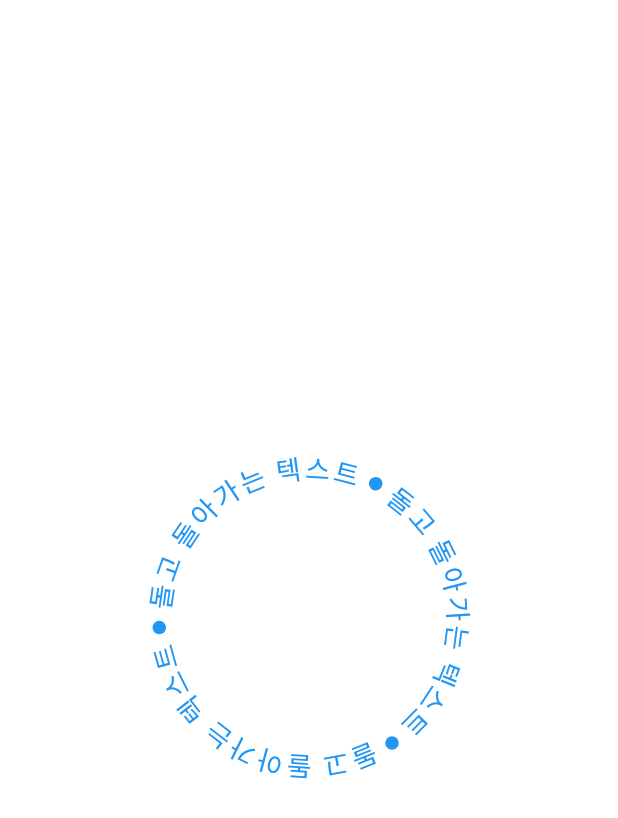
After one commit to JooSeunghyeon/Flutter-Animation, a Flutter app: the screen it shows after launch, after a tap on "TextRotate", on a phone screen of 412 x 824 dp. The commit adds this screen. Shown: the top 818 px of the screen. Run offline on Flutter 3.47's test engine with Material 3 defaults, Android fonts, the phone set to English and light mode, and no system bars.

Commit message:
TextRotate 추가

```diff
--- /dev/null
+++ b/lib/fx_12_rotating_text/text_rotate.dart
@@ -0,0 +1,173 @@
+import 'dart:math' as math;
+import 'package:flutter/material.dart';
+
+class RotatingTextWidget extends StatefulWidget {
+  final String text;
+  final double radius;
+  final TextStyle textStyle;
+  final Duration rotationDuration;
+
+  const RotatingTextWidget({
+    super.key,
+    required this.text,
+    required this.radius,
+    required this.textStyle,
+    required this.rotationDuration,
+  });
+
+  @override
+  _RotatingTextWidgetState createState() => _RotatingTextWidgetState();
+}
+
+class _RotatingTextWidgetState extends State<RotatingTextWidget>
+    with SingleTickerProviderStateMixin {
+  late AnimationController _controller;
+
+  @override
+  void initState() {
+    super.initState();
+    _controller = AnimationController(
+      vsync: this,
+      duration: widget.rotationDuration,
+    )..repeat();
+  }
+
+  @override
+  void dispose() {
+    _controller.dispose();
+    super.dispose();
+  }
+
+  @override
+  Widget build(BuildContext context) {
+    return AnimatedBuilder(
+      animation: _controller,
+      builder: (context, child) {
+        return CustomPaint(
+          size: Size(widget.radius * 2, widget.radius * 2),
+          painter: _CircularTextPainter(
+            text: widget.text,
+            radius: widget.radius,
+            textStyle: widget.textStyle,
+            progress: _controller.value,
+          ),
+        );
+      },
+    );
+  }
+}
+
+class _CircularTextPainter extends CustomPainter {
+  final String text;
+  final double radius;
+  final TextStyle textStyle;
+  final double progress;
+
+  _CircularTextPainter({
+    required this.text,
+    required this.radius,
+    required this.textStyle,
+    required this.progress,
+  });
+
+  @override
+  void paint(Canvas canvas, Size size) {
+    final double centerX = size.width / 2;
+    final double centerY = size.height / 2;
+    const double totalAngle = 2 * math.pi;
+    double startAngle = -math.pi / 2 + (progress * totalAngle);
+
+    // Calculate the total width of the text and dot
+    double textWidth = _calculateTextWidth(text);
+    double dotWidth = textStyle.fontSize!;
+    double totalWidth = textWidth + dotWidth;
+
+    // Calculate how many times the text can fit
+    int repetitions = (totalAngle * radius / totalWidth).floor();
+    repetitions = math.max(1, repetitions); // Ensure at least one repetition
+
+    double segmentAngle = totalAngle / repetitions;
+    double textAngle = (textWidth / totalWidth) * segmentAngle;
+    double dotAngle = segmentAngle - textAngle;
+
+    for (int rep = 0; rep < repetitions; rep++) {
+      // Draw the dot before the text
+      _drawDot(canvas, centerX, centerY, startAngle, radius);
+
+      double textStartAngle = startAngle + dotAngle / 2; //+ 1.5 * dotAngle;
+
+      List<double> charWidths = [];
+      double totalCharWidth = 0;
+      for (int i = 0; i < text.length; i++) {
+        final textSpan = TextSpan(text: text[i], style: textStyle);
+        final textPainter = TextPainter(
+          text: textSpan,
+          textDirection: TextDirection.ltr,
+        );
+        textPainter.layout();
+        charWidths.add(textPainter.width);
+        totalCharWidth += textPainter.width;
+      }
+
+      // Draw the text
+      double currentAngle = textStartAngle;
+      for (int i = 0; i < text.length; i++) {
+        final textSpan = TextSpan(text: text[i], style: textStyle);
+        final textPainter = TextPainter(
+          text: textSpan,
+          textDirection: TextDirection.ltr,
+        );
+        textPainter.layout();
+
+        double charProportion = charWidths[i] / totalCharWidth;
+        double charAngle = textAngle * charProportion;
+
+        double charCenterAngle = currentAngle + (charAngle / 2);
+
+        final x = centerX + radius * math.cos(charCenterAngle);
+        final y = centerY + radius * math.sin(charCenterAngle);
+
+        canvas.save();
+        canvas.translate(x, y);
+        canvas.rotate(charCenterAngle + math.pi / 2);
+
+        textPainter.paint(
+            canvas, Offset(-charWidths[i] / 2, -textPainter.height / 2));
+
+        canvas.restore();
+
+        // Update the angle for the next character
+        currentAngle += charAngle;
+      }
+
+      // Update the start angle for the next repetition
+      startAngle += segmentAngle;
+    }
+  }
+
+  double _calculateTextWidth(String text) {
+    final textSpan = TextSpan(text: text, style: textStyle);
+    final textPainter = TextPainter(
+      text: textSpan,
+      textDirection: TextDirection.ltr,
+    );
+    textPainter.layout();
+    return textPainter.width;
+  }
+
+  void _drawDot(Canvas canvas, double centerX, double centerY, double angle,
+      double radius) {
+    final dotRadius = textStyle.fontSize! / 4;
+    final dotPaint = Paint()
+      ..color = textStyle.color!
+      ..style = PaintingStyle.fill;
+
+    final dotX = centerX + radius * math.cos(angle);
+    final dotY = centerY + radius * math.sin(angle);
+
+    canvas.drawCircle(Offset(dotX, dotY), dotRadius, dotPaint);
+  }
+
+  @override
+  bool shouldRepaint(covariant CustomPainter oldDelegate) => true;
+}
--- /dev/null
+++ b/lib/fx_12_rotating_text/text_rotate_widget.dart
@@ -0,0 +1,46 @@
+import 'package:flutter/material.dart';
+import 'package:flutter_animation/fx_12_rotating_text/text_rotate.dart';
+
+class TextRotateDemo extends StatefulWidget {
+  const TextRotateDemo({super.key});
+
+  @override
+  _TextRotateDemoState createState() => _TextRotateDemoState();
+}
+
+class _TextRotateDemoState extends State<TextRotateDemo> {
+  @override
+  Widget build(BuildContext context) {
+    return Expanded(
+      child: LayoutBuilder(
+        builder: (context, constraints) {
+          return SingleChildScrollView(
+            child: ConstrainedBox(
+              constraints: BoxConstraints(
+                minHeight: constraints.maxHeight,
+              ),
+              child: const IntrinsicHeight(
+                child: Column(
+                  mainAxisAlignment: MainAxisAlignment.center,
+                  children: [
+                    Expanded(
+                      child: Center(
+                        child: RotatingTextWidget(
+                          text: '돌고 돌아가는 텍스트',
+                          radius: 100.0,
+                          textStyle:
+                          TextStyle(fontSize: 18, color: Colors.blue),
+                          rotationDuration: Duration(seconds: 15),
+                        ),
+                      ),
+                    ),
+                  ],
+                ),
+              ),
+            ),
+          );
+        },
+      ),
+    );
+  }
+}
--- a/lib/main.dart
+++ b/lib/main.dart
@@ -4,6 +4,7 @@ import 'package:flutter_animation/circles_selector/circles_home_widget.dart';
 import 'package:flutter_animation/folder_shape/folder_home.dart';
 import 'package:flutter_animation/fx_10_hyper_text%20/hyper_text_widget.dart';
 import 'package:flutter_animation/fx_11_typing_animation%20/typing_anim_widget.dart';
+import 'package:flutter_animation/fx_12_rotating_text/text_rotate_widget.dart';
 import 'package:flutter_animation/fx_7_border_beam/border_bean_widget.dart';
 import 'package:flutter_animation/fx_8_meteor_border/meteors_widget.dart';
 import 'package:flutter_animation/visibility/blur_fade.dart';
@@ -114,6 +115,15 @@ class HomeScreen extends StatelessWidget {
                 )),
                 child: Text('TypingAnimation'),
               ),
+
+              MaterialButton(
+                onPressed: () => Navigator.push(context, MaterialPageRoute(
+                  builder: (context) {
+                    return const TextRotateDemo();
+                  },
+                )),
+                child: Text('TextRotate'),
+              ),
             ],
           ),
         ),
```
